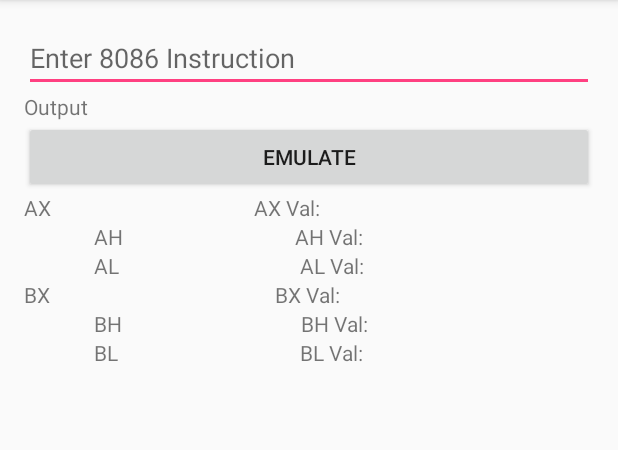
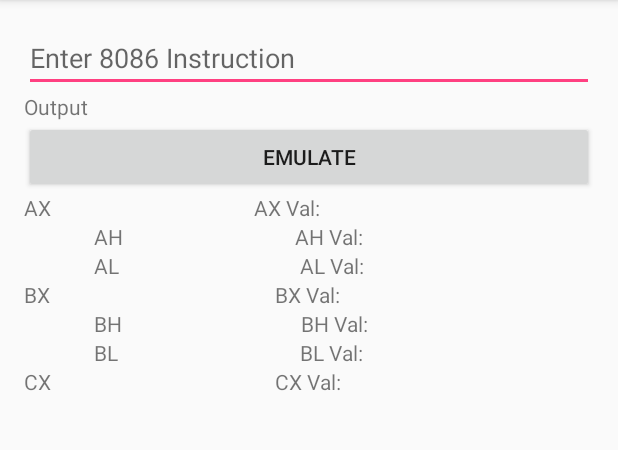
Before and after one commit to TimothyHuesmann/emu8086, an Android app: the screen it shows after launch (MainActivity), on a phone screen of 412 x 824 dp, the part 84-534 px from its top. Run offline under Robolectric (Android 15) with nearby library versions, the phone set to English and light mode, and no system bars.

Commit message:
started adding in the displays for the registers

```diff
--- a/app/src/main/res/layout/activity_main.xml
+++ b/app/src/main/res/layout/activity_main.xml
@@ -130,7 +130,7 @@
         <LinearLayout
             android:orientation="horizontal"
             android:layout_width="match_parent"
-            android:layout_height="26dp">
+            android:layout_height="wrap_content">
             <TextView
                 android:text="              BL  "
                 android:layout_width="wrap_content"
@@ -144,5 +144,22 @@
                 android:id="@+id/BLValue"
                 android:layout_weight="1"/>
         </LinearLayout>
+        <LinearLayout
+            android:orientation="horizontal"
+            android:layout_width="match_parent"
+            android:layout_height="26dp">
+            <TextView
+                android:text="CX       "
+                android:layout_width="wrap_content"
+                android:layout_height="wrap_content"
+                android:id="@+id/CXLabel"
+                android:layout_weight=".75"/>
+            <TextView
+                android:text="CX Val:"
+                android:layout_width="wrap_content"
+                android:layout_height="wrap_content"
+                android:id="@+id/CXValue"
+                android:layout_weight="1"/>
+        </LinearLayout>
     </LinearLayout>
 </RelativeLayout>
```
